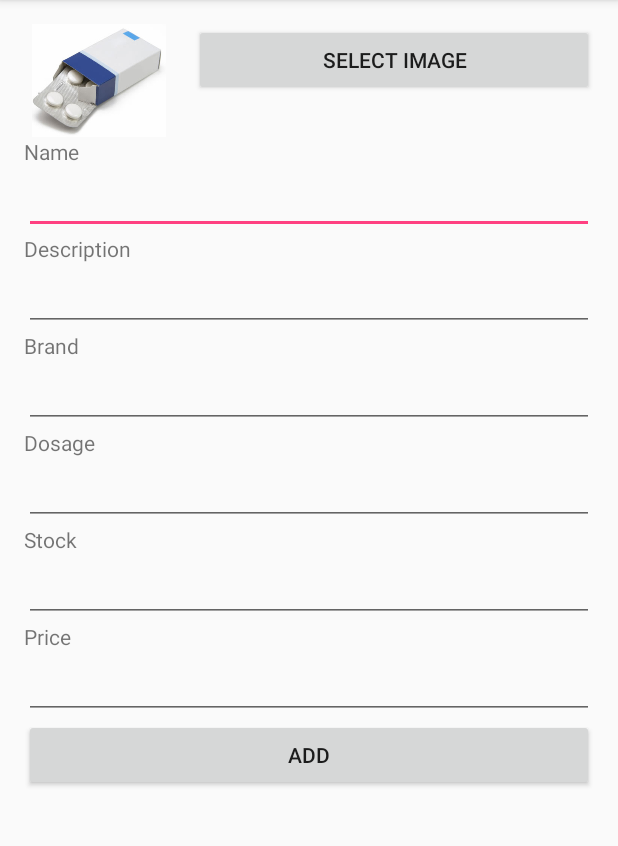
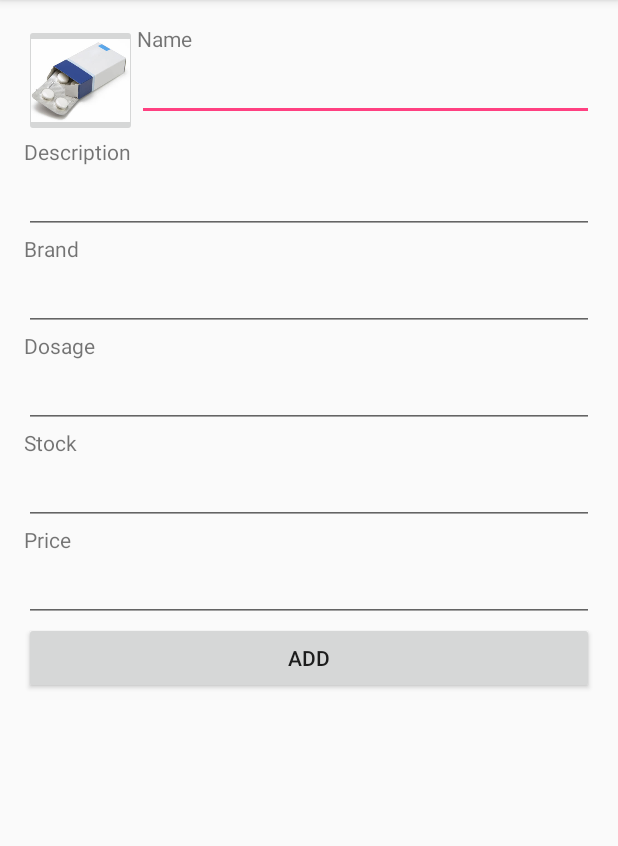
Before and after one commit to JosBarranquero/ManageProducts, an Android app: the AddProduct_Activity screen opened directly, with no data from a screen before it, on a phone screen of 412 x 824 dp, the part 84-930 px from its top. Run offline under Robolectric (Android 15) with nearby library versions, the phone set to English and light mode, and no system bars.

Commit message:
Progess in AddProduct Activity

```diff
--- a/app/src/main/java/com/barranquero/manageproducts/AddProduct_Activity.java
+++ b/app/src/main/java/com/barranquero/manageproducts/AddProduct_Activity.java
@@ -1,8 +1,15 @@
 package com.barranquero.manageproducts;
 
+import android.content.Intent;
 import android.os.Bundle;
 import android.support.annotation.Nullable;
 import android.support.v7.app.AppCompatActivity;
+import android.view.View;
+import android.widget.Button;
+import android.widget.EditText;
+import android.widget.ImageButton;
+
+import com.barranquero.manageproducts.model.Product;
 
 /**
  * Class which adds a product to our list
@@ -10,9 +17,58 @@ import android.support.v7.app.AppCompatActivity;
  * @version 1.0
  */
 public class AddProduct_Activity extends AppCompatActivity {
+    private EditText mEdtName, mEdtDesc, mEdtBrand, mEdtDosage, mEdtStock, mEdtPrice;
+    private Button mBtnAddMed;
+    private ImageButton mImgMedicine;
+
     @Override
     protected void onCreate(@Nullable Bundle savedInstanceState) {
         super.onCreate(savedInstanceState);
         setContentView(R.layout.activity_add_product);
+
+        mEdtName = (EditText)findViewById(R.id.edtName);
+        mEdtDesc = (EditText)findViewById(R.id.edtDesc);
+        mEdtBrand = (EditText)findViewById(R.id.edtBrand);
+        mEdtDosage = (EditText)findViewById(R.id.edtDosage);
+        mEdtStock = (EditText)findViewById(R.id.edtStock);
+        mEdtPrice = (EditText)findViewById(R.id.edtPrice);
+
+        mImgMedicine = (ImageButton)findViewById(R.id.imgMedicine);
+        mImgMedicine.setOnClickListener(new View.OnClickListener() {
+            @Override
+            public void onClick(View view) {
+                Intent intent = new Intent(Intent.ACTION_GET_CONTENT);
+                intent.setType("image/*");
+                if (intent.resolveActivity(getPackageManager()) != null) {
+                    startActivityForResult(intent, 1);
+
+                }
+            }
+        });
+
+        mBtnAddMed = (Button)findViewById(R.id.btnAddMed);
+        mBtnAddMed.setOnClickListener(new View.OnClickListener() {
+            @Override
+            public void onClick(View view) {
+                String name = mEdtName.getText().toString();
+                String description = mEdtDesc.getText().toString();
+                String brand = mEdtBrand.getText().toString();
+                String dosage = mEdtDosage.getText().toString();
+                double price = Double.parseDouble(mEdtPrice.getText().toString());
+                int stock = Integer.parseInt(mEdtStock.getText().toString());
+                int image = mImgMedicine.getId();
+
+                Product product = new Product(name, description, brand, dosage, price, stock, image);
+                ((ManageProducts_Application)getApplicationContext()).addProduct(product);
+            }
+        });
+    }
+
+    @Override
+    protected void onActivityResult(int requestCode, int resultCode, Intent data) {
+        if (requestCode == 1)
+            if (resultCode == RESULT_OK) {
+
+            }
     }
 }
--- a/app/src/main/java/com/barranquero/manageproducts/ManageProducts_Application.java
+++ b/app/src/main/java/com/barranquero/manageproducts/ManageProducts_Application.java
@@ -35,4 +35,8 @@ public class ManageProducts_Application extends Application{
     public List<Product> getProducts(){
         return this.products;
     }
+
+    public void addProduct(Product p) {
+        saveProduct(p);
+    }
 }
--- a/app/src/main/java/com/barranquero/manageproducts/adapter/ProductAdapterA.java
+++ b/app/src/main/java/com/barranquero/manageproducts/adapter/ProductAdapterA.java
@@ -15,6 +15,8 @@ import com.barranquero.manageproducts.model.Product;
 
 /**
  * Inefficient adapter
+ * @author José Antonio Barranquero Fernández
+ * @version 1.0
  */
 public class ProductAdapterA extends ArrayAdapter<Product> {
     private Context context;
--- a/app/src/main/java/com/barranquero/manageproducts/adapter/ProductAdapterB.java
+++ b/app/src/main/java/com/barranquero/manageproducts/adapter/ProductAdapterB.java
@@ -15,6 +15,8 @@ import com.barranquero.manageproducts.model.Product;
 
 /**
  * Adapter which is a bit more efficient than A
+ * @author José Antonio Barranquero Fernández
+ * @version 1.1
  */
 public class ProductAdapterB extends ArrayAdapter<Product> {
     private Context context;
--- a/app/src/main/java/com/barranquero/manageproducts/adapter/ProductAdapterC.java
+++ b/app/src/main/java/com/barranquero/manageproducts/adapter/ProductAdapterC.java
@@ -15,6 +15,8 @@ import com.barranquero.manageproducts.model.Product;
 
 /**
  * Completely efficient Adapter
+ * @author José Antonio Barranquero Fernández
+ * @version 2.0
  */
 public class ProductAdapterC extends ArrayAdapter<Product> {
     private Context context;
--- a/app/src/main/res/layout/activity_add_product.xml
+++ b/app/src/main/res/layout/activity_add_product.xml
@@ -10,34 +10,23 @@
     android:paddingTop="@dimen/activity_vertical_margin"
     tools:context="com.barranquero.manageproducts.AddProduct_Activity">
 
-    <ImageView
+    <ImageButton
         android:layout_width="@dimen/img_width"
         android:layout_height="@dimen/img_height"
         android:src="@drawable/cajamedicamentos"
         android:layout_alignParentTop="true"
         android:layout_alignParentLeft="true"
         android:layout_alignParentStart="true"
-        android:id="@+id/imgMedicine" />
-
-    <Button
-        android:text="@string/btnSelectImg"
-        android:layout_width="wrap_content"
-        android:layout_height="wrap_content"
-        android:id="@+id/btnSelectImg"
-        android:layout_alignParentTop="true"
-        android:layout_toEndOf="@id/imgMedicine"
-        android:layout_toRightOf="@+id/imgMedicine"
-        android:layout_marginLeft="13dp"
-        android:layout_marginStart="13dp"
-        android:layout_alignParentRight="true"
-        android:layout_alignParentEnd="true" />
+        android:id="@+id/imgMedicine"
+        android:scaleType="centerCrop" />
 
     <LinearLayout
         android:orientation="vertical"
         android:layout_width="match_parent"
         android:layout_height="wrap_content"
         android:id="@+id/lyName"
-        android:layout_below="@id/imgMedicine">
+        android:layout_toEndOf="@id/imgMedicine"
+        android:layout_toRightOf="@id/imgMedicine">
 
 
         <TextView
@@ -58,7 +47,7 @@
         android:orientation="vertical"
         android:layout_width="match_parent"
         android:layout_height="wrap_content"
-        android:layout_below="@id/lyName"
+        android:layout_below="@id/imgMedicine"
         android:id="@+id/lyDesc">
 
 
@@ -139,7 +128,7 @@
         <EditText
             android:layout_width="match_parent"
             android:layout_height="wrap_content"
-            android:inputType="text"
+            android:inputType="number"
             android:ems="10"
             android:id="@+id/edtStock" />
     </LinearLayout>
@@ -161,7 +150,7 @@
         <EditText
             android:layout_width="match_parent"
             android:layout_height="wrap_content"
-            android:inputType="text"
+            android:inputType="numberDecimal"
             android:ems="10"
             android:id="@+id/edtPrice" />
     </LinearLayout>
--- a/app/src/main/res/values/dimens.xml
+++ b/app/src/main/res/values/dimens.xml
@@ -4,6 +4,6 @@
     <dimen name="activity_vertical_margin">16dp</dimen>
     <dimen name="widget_margin_top">25dp</dimen>
     <dimen name="widget_textview_width">100dp</dimen>
-    <dimen name="img_width">100dp</dimen>
+    <dimen name="img_width">75dp</dimen>
     <dimen name="img_height">75dp</dimen>
 </resources>
```
Also changed, not shown: app/src/main/java/com/barranquero/manageproducts/ListProduct_Activity.java (+37 -17 lines).
